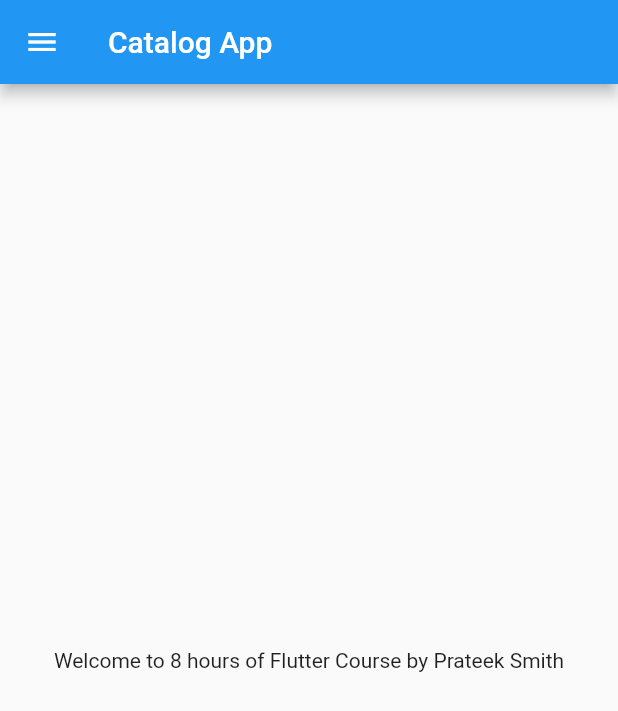
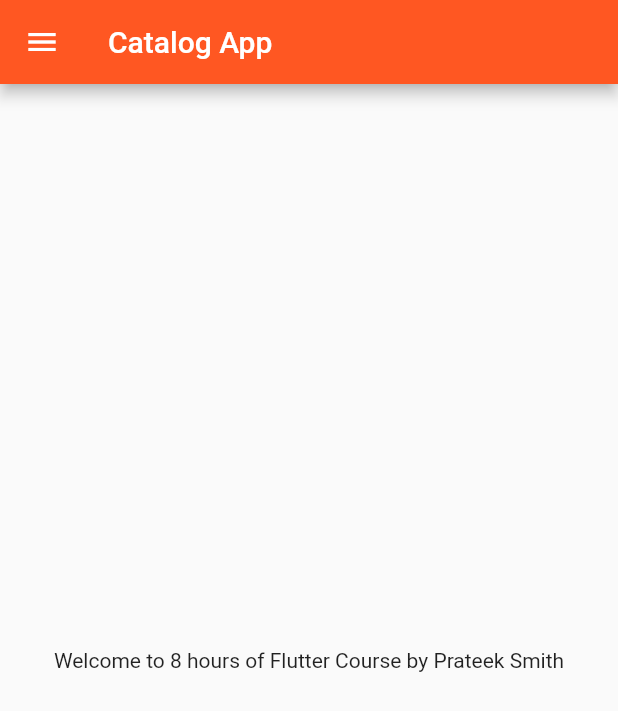
Before and after one commit to iamprateeksmith/Flutter_1-SecureLoginPage, a Flutter app: the screen it shows after launch, on a phone screen of 412 x 824 dp. Shown: the top 711 px of the screen. Run offline on Flutter 3.47's test engine with Material 2 defaults, Android fonts, the phone set to English and light mode, and no system bars.

Commit message:
Day-3 Completed

```diff
--- a/lib/main.dart
+++ b/lib/main.dart
@@ -1,5 +1,6 @@
 import 'package:flutter/material.dart';
-import 'package:master_flutter_in_8_hours/home_page.dart';
+import 'package:master_flutter_in_8_hours/pages/home_page.dart';
+import 'package:master_flutter_in_8_hours/pages/login_page.dart';
 
 void main() {
   runApp(MyApp());
@@ -8,16 +9,33 @@ void main() {
 class MyApp extends StatelessWidget {
   // This widget is the root of your application.
   @override
+  // context - it stores a pice of information what's going on
+  // build - function
   Widget build(BuildContext context) {
     // ignore: unused_local_variable
     var themeData = ThemeData(
-      primarySwatch: Colors.cyan,
+      primarySwatch: Colors.orange,
     );
 
-    return MaterialApp(
+    var materialApp = MaterialApp(
       title: 'Flutter Demo',
       debugShowCheckedModeBanner: false,
       home: HomePage(),
+      themeMode: ThemeMode.light,
+      theme: ThemeData(primarySwatch: Colors.deepOrange),
+      darkTheme: ThemeData(
+        primarySwatch: Colors.green,
+      ),
+      //darkTheme: ThemeData(
+      // brightness: Brightness.dark,
+      //),
+      initialRoute: "/home",
+      routes: {
+        "/": (context) => new LoginPage(), //objects
+        "/home": (context) => new HomePage(),
+        "/login": (context) => new LoginPage(),
+      },
     );
+    return materialApp;
   }
 }
```
Also changed, not shown: Commands.txt (+127 -1 lines), lib/pages/login_page.dart (added, +22 -0 lines), lib/pages/home_page.dart (renamed from lib/home_page.dart).
